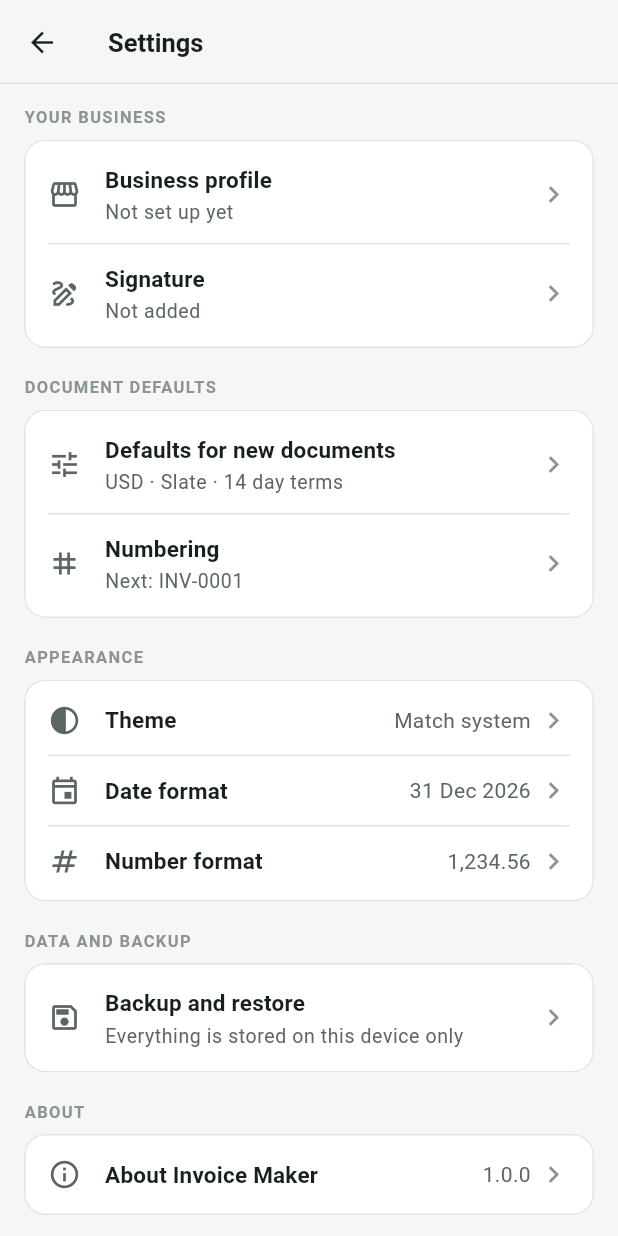
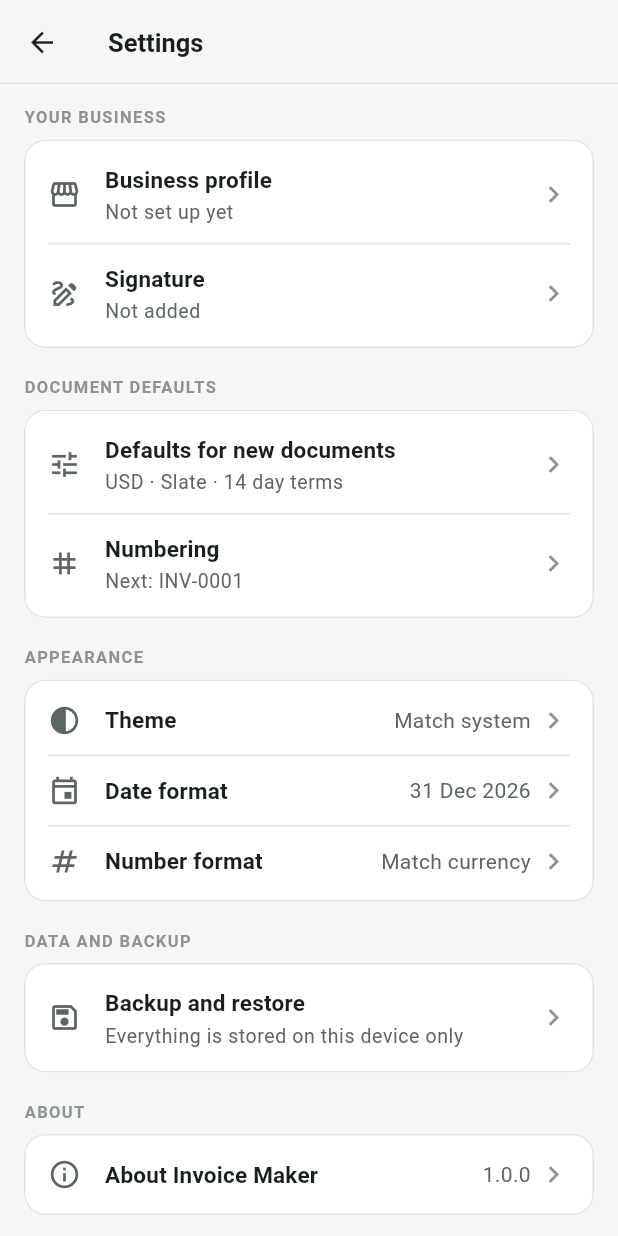
Before and after one commit to 5-abdulsami/invoice_maker_app, a Flutter app: the screen it shows after launch, after a tap on the "settings" icon, on a phone screen of 412 x 824 dp. Run offline on Flutter 3.47's test engine with Material 3 defaults, Android fonts, the phone set to English and light mode, and no system bars; our stand-ins replace image_picker, pdf, printing, share_plus, signature; missing offline and left inert: file_selector.

Commit message:
fix(money): format amounts by currency convention, add "Match currency"

```diff
--- a/lib/core/enums/currency.dart
+++ b/lib/core/enums/currency.dart
@@ -1,3 +1,5 @@
+import 'package:invoicemaker/core/utils/number_style.dart';
+
 /// Currencies a user can bill in.
 ///
 /// [symbol] is what appears beside an amount. Codes are used instead of a
@@ -5,9 +7,9 @@
 /// an invoice never renders a missing-character box.
 enum Currency {
   usd('USD', r'$', 'US Dollar', 2),
-  eur('EUR', '€', 'Euro', 2),
+  eur('EUR', '€', 'Euro', 2, NumberStyle.dotComma),
   gbp('GBP', '£', 'British Pound', 2),
-  inr('INR', '₹', 'Indian Rupee', 2),
+  inr('INR', '₹', 'Indian Rupee', 2, NumberStyle.lakh),
   jpy('JPY', '¥', 'Japanese Yen', 0),
   pkr('PKR', 'Rs', 'Pakistani Rupee', 0),
   aed('AED', 'AED', 'UAE Dirham', 2),
@@ -17,30 +19,36 @@ enum Currency {
   cad('CAD', r'C$', 'Canadian Dollar', 2),
   aud('AUD', r'A$', 'Australian Dollar', 2),
   nzd('NZD', r'NZ$', 'New Zealand Dollar', 2),
-  chf('CHF', 'CHF', 'Swiss Franc', 2),
-  sek('SEK', 'SEK', 'Swedish Krona', 2),
-  nok('NOK', 'NOK', 'Norwegian Krone', 2),
-  zar('ZAR', 'R', 'South African Rand', 2),
+  chf('CHF', 'CHF', 'Swiss Franc', 2, NumberStyle.apostropheDot),
+  sek('SEK', 'SEK', 'Swedish Krona', 2, NumberStyle.spaceComma),
+  nok('NOK', 'NOK', 'Norwegian Krone', 2, NumberStyle.spaceComma),
+  zar('ZAR', 'R', 'South African Rand', 2, NumberStyle.spaceComma),
   ngn('NGN', 'NGN', 'Nigerian Naira', 2),
   kes('KES', 'KES', 'Kenyan Shilling', 2),
   egp('EGP', 'EGP', 'Egyptian Pound', 2),
-  bdt('BDT', 'BDT', 'Bangladeshi Taka', 2),
+  bdt('BDT', 'BDT', 'Bangladeshi Taka', 2, NumberStyle.lakh),
   lkr('LKR', 'LKR', 'Sri Lankan Rupee', 2),
-  npr('NPR', 'NPR', 'Nepalese Rupee', 2),
+  npr('NPR', 'NPR', 'Nepalese Rupee', 2, NumberStyle.lakh),
   myr('MYR', 'RM', 'Malaysian Ringgit', 2),
   sgd('SGD', r'S$', 'Singapore Dollar', 2),
-  idr('IDR', 'Rp', 'Indonesian Rupiah', 0),
+  idr('IDR', 'Rp', 'Indonesian Rupiah', 0, NumberStyle.dotComma),
   php('PHP', 'PHP', 'Philippine Peso', 2),
   thb('THB', 'THB', 'Thai Baht', 2),
-  vnd('VND', 'VND', 'Vietnamese Dong', 0),
+  vnd('VND', 'VND', 'Vietnamese Dong', 0, NumberStyle.dotComma),
   cny('CNY', 'CNY', 'Chinese Yuan', 2),
-  tryLira('TRY', 'TRY', 'Turkish Lira', 2),
-  brl('BRL', r'R$', 'Brazilian Real', 2),
+  tryLira('TRY', 'TRY', 'Turkish Lira', 2, NumberStyle.dotComma),
+  brl('BRL', r'R$', 'Brazilian Real', 2, NumberStyle.dotComma),
   mxn('MXN', r'MX$', 'Mexican Peso', 2),
-  ars('ARS', 'ARS', 'Argentine Peso', 2),
-  pln('PLN', 'PLN', 'Polish Zloty', 2);
+  ars('ARS', 'ARS', 'Argentine Peso', 2, NumberStyle.dotComma),
+  pln('PLN', 'PLN', 'Polish Zloty', 2, NumberStyle.spaceComma);
 
-  const Currency(this.code, this.symbol, this.displayName, this.decimalDigits);
+  const Currency(
+    this.code,
+    this.symbol,
+    this.displayName,
+    this.decimalDigits, [
+    this.numberStyle = NumberStyle.commaDot,
+  ]);
 
   /// ISO 4217 code, e.g. `USD`.
   final String code;
@@ -52,6 +60,10 @@ enum Currency {
 
   /// Minor units this currency is normally written with.
   final int decimalDigits;
+
+  /// How amounts in this currency are conventionally separated, used unless
+  /// the user forces one style in settings.
+  final NumberStyle numberStyle;
 
   /// Whether the symbol needs a space before the digits.
   ///
--- a/lib/core/enums/formats.dart
+++ b/lib/core/enums/formats.dart
@@ -1,3 +1,6 @@
+import 'package:invoicemaker/core/enums/currency.dart';
+import 'package:invoicemaker/core/utils/number_style.dart';
+
 /// Date presentation styles offered in settings.
 enum DateFormatOption {
   dayMonthYear('dd/MM/yyyy', '31/12/2026'),
@@ -24,27 +27,33 @@ enum DateFormatOption {
   }
 }
 
-/// Digit grouping styles offered in settings.
+/// The number styles offered in settings.
+///
+/// [automatic] follows each amount's own currency, so one document in rupees
+/// and another in euros are each written the way their readers expect. The
+/// others force one style everywhere, for users who prefer their own.
 enum NumberGroupingOption {
-  comma('1,234.56', ',', '.'),
-  dot('1.234,56', '.', ','),
-  space('1 234.56', ' ', '.'),
-  none('1234.56', '', '.');
+  automatic(null),
+  comma(NumberStyle.commaDot),
+  dot(NumberStyle.dotComma),
+  space(NumberStyle.spaceDot),
+  none(NumberStyle.plainDot);
 
-  const NumberGroupingOption(
-    this.example,
-    this.groupSeparator,
-    this.decimalSeparator,
-  );
+  const NumberGroupingOption(this._style);
 
-  final String example;
+  /// The forced style, or null to follow the currency.
+  final NumberStyle? _style;
 
-  /// Thousands separator; empty when digits are not grouped.
-  final String groupSeparator;
+  /// The style an amount in [currency] is written in.
+  NumberStyle styleFor(Currency currency) => _style ?? currency.numberStyle;
 
-  final String decimalSeparator;
+  /// Shown in settings, e.g. `1,234.56`.
+  String get label => switch (_style) {
+        null => 'Match currency',
+        final style => style.apply('1234.56'),
+      };
 
-  static const NumberGroupingOption fallback = NumberGroupingOption.comma;
+  static const NumberGroupingOption fallback = NumberGroupingOption.automatic;
 
   static NumberGroupingOption fromName(String? name) {
     for (final option in values) {
--- a/lib/core/utils/money.dart
+++ b/lib/core/utils/money.dart
@@ -1,5 +1,6 @@
 import 'package:invoicemaker/core/enums/currency.dart';
 import 'package:invoicemaker/core/enums/formats.dart';
+import 'package:invoicemaker/core/utils/number_style.dart';
 
 /// Rounding and formatting of money amounts.
 ///
@@ -31,9 +32,10 @@ sealed class Money {
   }
 }
 
-/// Formats amounts and percentages using the user's chosen separators.
+/// Formats amounts and percentages.
 ///
-/// Separators come from settings rather than the device locale so the numbers
+/// Separators follow the currency's own convention unless the user forces a
+/// style in settings. They never come from the device locale, so the numbers
 /// on screen always match the numbers printed on the PDF.
 class MoneyFormat {
   const MoneyFormat({required this.currency, required this.grouping});
@@ -41,65 +43,40 @@ class MoneyFormat {
   /// A default used before settings have loaded.
   const MoneyFormat.fallback()
       : currency = Currency.fallback,
-        grouping = NumberGroupingOption.comma;
+        grouping = NumberGroupingOption.fallback;
 
   final Currency currency;
   final NumberGroupingOption grouping;
 
   /// `$1,234.56` — the standard form used across the app and the PDFs.
+  ///
+  /// A negative amount carries its sign before the symbol: `-$40.00`.
   String format(num value, {bool withSymbol = true}) {
-    final digits = _digits(value.toDouble(), currency.decimalDigits);
-    if (!withSymbol) return digits;
+    final rounded = Money.round(value.toDouble(), currency.decimalDigits);
+    final digits =
+        style.apply(rounded.abs().toStringAsFixed(currency.decimalDigits));
+    final sign = rounded < 0 ? '-' : '';
+
+    if (!withSymbol) return '$sign$digits';
     return currency.symbolNeedsSpace
-        ? '${currency.symbol} $digits'
-        : '${currency.symbol}$digits';
+        ? '$sign${currency.symbol} $digits'
+        : '$sign${currency.symbol}$digits';
   }
 
-  /// `-$40.00` — a deduction, with the sign before the symbol.
-  String formatNegated(num value) {
-    if (value == 0) return format(0);
-    return '-${format(value.abs())}';
-  }
+  /// `-$40.00` — a deduction, whatever the sign of [value].
+  String formatNegated(num value) => format(-value.abs());
 
-  /// `12.5%`, with no trailing zeros.
+  /// `12.5%`, with no trailing zeros and the style's decimal separator.
   String percent(num value) {
     final rounded = Money.round(value.toDouble(), _percentDigits);
     final text = rounded
         .toStringAsFixed(_percentDigits)
         .replaceFirst(RegExp(r'\.?0+$'), '');
-    return '$text%';
+    return '${style.apply(text)}%';
   }
 
-  /// The digits only, grouped and with the decimal separator applied.
-  String _digits(double value, int decimalDigits) {
-    final rounded = Money.round(value, decimalDigits);
-    final isNegative = rounded < 0;
-    final fixed = rounded.abs().toStringAsFixed(decimalDigits);
-
-    final parts = fixed.split('.');
-    final grouped = _group(parts.first);
-    final body = parts.length > 1
-        ? '$grouped${grouping.decimalSeparator}${parts[1]}'
-        : grouped;
-
-    return isNegative ? '-$body' : body;
-  }
-
-  /// Inserts the group separator every three digits from the right.
-  String _group(String integerDigits) {
-    final separator = grouping.groupSeparator;
-    if (separator.isEmpty || integerDigits.length < 4) return integerDigits;
-
-    final buffer = StringBuffer();
-    final firstGroup = integerDigits.length % 3;
-    if (firstGroup > 0) buffer.write(integerDigits.substring(0, firstGroup));
-
-    for (var i = firstGroup; i < integerDigits.length; i += 3) {
-      if (buffer.isNotEmpty) buffer.write(separator);
-      buffer.write(integerDigits.substring(i, i + 3));
-    }
-    return buffer.toString();
-  }
+  /// The separators amounts in [currency] are written with.
+  NumberStyle get style => grouping.styleFor(currency);
 
   static const int _percentDigits = 2;
 
--- /dev/null
+++ b/lib/core/utils/number_style.dart
@@ -0,0 +1,78 @@
+import 'package:flutter/foundation.dart';
+
+/// How the digits of an amount are separated, e.g. `1,234.56` or `1.234,56`.
+@immutable
+class NumberStyle {
+  const NumberStyle({
+    required this.groupSeparator,
+    required this.decimalSeparator,
+    this.usesLakhGrouping = false,
+  });
+
+  /// `1,234.56`: the US, UK, Pakistan, Japan, the Gulf and most of Asia.
+  static const NumberStyle commaDot =
+      NumberStyle(groupSeparator: ',', decimalSeparator: '.');
+
+  /// `1.234,56`: most of the eurozone, Indonesia, Vietnam, Turkey and much
+  /// of Latin America.
+  static const NumberStyle dotComma =
+      NumberStyle(groupSeparator: '.', decimalSeparator: ',');
+
+  /// `1 234.56`.
+  static const NumberStyle spaceDot =
+      NumberStyle(groupSeparator: ' ', decimalSeparator: '.');
+
+  /// `1 234,56`: Scandinavia, Poland and South Africa.
+  static const NumberStyle spaceComma =
+      NumberStyle(groupSeparator: ' ', decimalSeparator: ',');
+
+  /// `1'234.56`: Switzerland.
+  static const NumberStyle apostropheDot =
+      NumberStyle(groupSeparator: "'", decimalSeparator: '.');
+
+  /// `1234.56`: no grouping.
+  static const NumberStyle plainDot =
+      NumberStyle(groupSeparator: '', decimalSeparator: '.');
+
+  /// `1,00,000.00`: India, Bangladesh and Nepal, grouped in lakhs and crores.
+  static const NumberStyle lakh = NumberStyle(
+    groupSeparator: ',',
+    decimalSeparator: '.',
+    usesLakhGrouping: true,
+  );
+
+  /// Thousands separator; empty when digits are not grouped.
+  final String groupSeparator;
+
+  final String decimalSeparator;
+
+  /// Groups the last three digits, then every two: `12,34,567`.
+  final bool usesLakhGrouping;
+
+  /// Applies the separators to a plain unsigned number such as `1234.56`.
+  String apply(String plain) {
+    final point = plain.indexOf('.');
+    final integer = point == -1 ? plain : plain.substring(0, point);
+    final grouped = _group(integer);
+    return point == -1
+        ? grouped
+        : '$grouped$decimalSeparator${plain.substring(point + 1)}';
+  }
+
+  String _group(String digits) {
+    if (groupSeparator.isEmpty || digits.length <= 3) return digits;
+
+    // Split off the last three digits; the rest is grouped in twos for the
+    // lakh system and in threes otherwise.
+    final head = digits.substring(0, digits.length - 3);
+    final tail = digits.substring(digits.length - 3);
+    final size = usesLakhGrouping ? 2 : 3;
+
+    final groups = <String>[];
+    for (var end = head.length; end > 0; end -= size) {
+      groups.add(head.substring(end - size < 0 ? 0 : end - size, end));
+    }
+
+    return [...groups.reversed, tail].join(groupSeparator);
+  }
+}
--- a/lib/data/models/app_settings.dart
+++ b/lib/data/models/app_settings.dart
@@ -145,8 +145,10 @@ class AppSettings {
         Json.string(json, 'defaultTemplate'),
       ),
       dateFormat: DateFormatOption.fromName(Json.string(json, 'dateFormat')),
+      // Read from a new key: the old one held a single style forced on every
+      // currency, so earlier installs start on "Match currency" instead.
       numberGrouping: NumberGroupingOption.fromName(
-        Json.string(json, 'numberGrouping'),
+        Json.string(json, _numberFormatKey),
       ),
       themeOption: AppThemeOption.fromName(Json.string(json, 'themeOption')),
       defaultTaxLabel: Json.string(json, 'defaultTaxLabel'),
@@ -164,11 +166,13 @@ class AppSettings {
     );
   }
 
+  static const String _numberFormatKey = 'numberFormat';
+
   JsonMap toJson() => {
         'defaultCurrency': defaultCurrency.code,
         'defaultTemplate': defaultTemplate.name,
         'dateFormat': dateFormat.name,
-        'numberGrouping': numberGrouping.name,
+        _numberFormatKey: numberGrouping.name,
         'themeOption': themeOption.name,
         'defaultTaxLabel': defaultTaxLabel,
         'defaultTaxPercent': defaultTaxPercent,
--- a/lib/presentation/settings/settings_screen.dart
+++ b/lib/presentation/settings/settings_screen.dart
@@ -51,7 +51,10 @@ class SettingsScreen extends StatelessWidget {
       title: AppStrings.numberFormat,
       options: NumberGroupingOption.values,
       selected: controller.settings.numberGrouping,
-      labelOf: (value) => value.example,
+      labelOf: (value) => value.label,
+      subtitleOf: (value) => value == NumberGroupingOption.automatic
+          ? r'Rs 3,000 · ₹1,00,000.00 · $3,000.00 · €3.000,00'
+          : null,
     );
     if (option == null) return;
     await controller.setNumberGrouping(option);
@@ -143,7 +146,7 @@ class SettingsScreen extends StatelessWidget {
                 ),
                 AppTile(
                   title: AppStrings.numberFormat,
-                  value: values.numberGrouping.example,
+                  value: values.numberGrouping.label,
                   icon: Icons.numbers,
                   onTap: () => _pickNumberFormat(context),
                 ),
```
Also changed, not shown: 1 other file.
